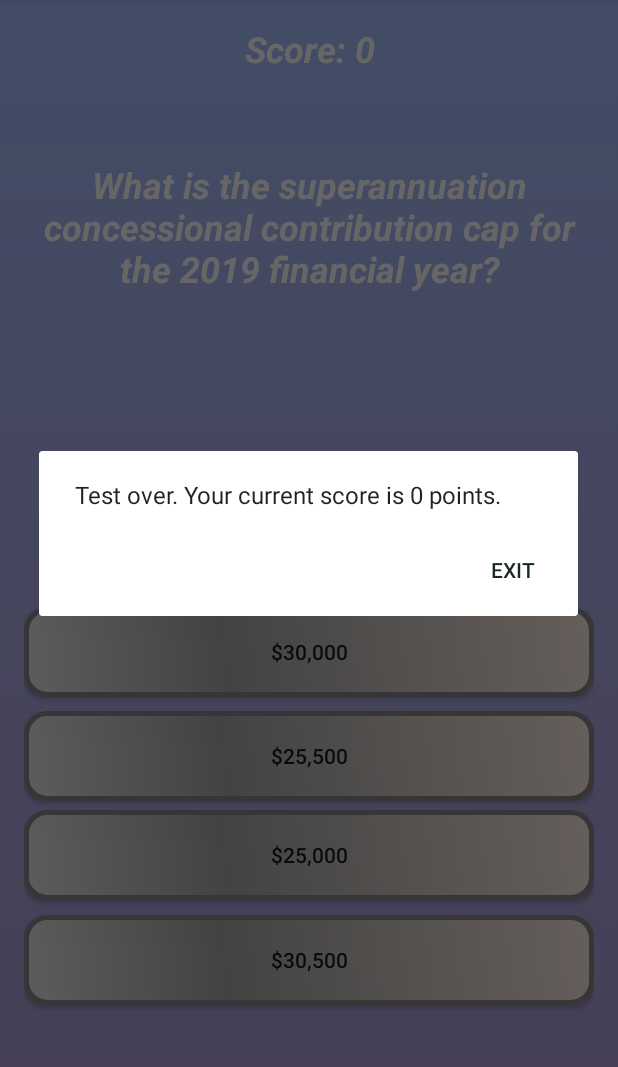
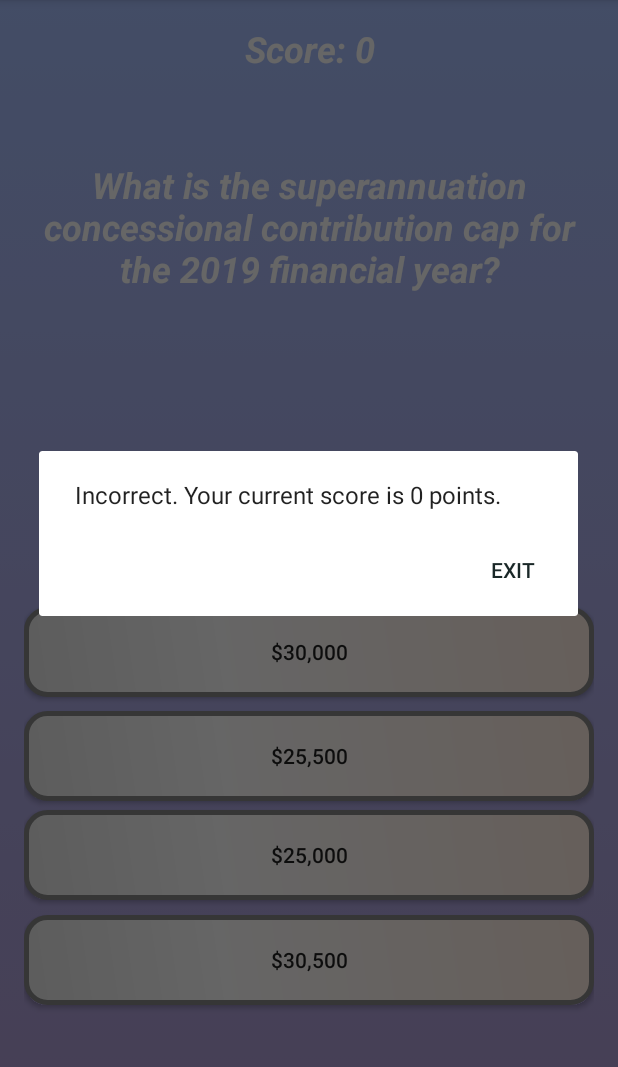
Before and after one commit to Synix12345/INFS3605FinancialLiteracy, an Android app: the QuizActivity screen opened directly, with no data from a screen before it, after a tap on "$30,500", on a phone screen of 412 x 824 dp, the part 84-1151 px from its top. Run offline under Robolectric (Android 15) with nearby library versions, the light colour scheme and no system bars.

Commit message:
Small changes as activities weren't working

```diff
--- a/app/src/main/AndroidManifest.xml
+++ b/app/src/main/AndroidManifest.xml
@@ -13,6 +13,7 @@
         <activity android:name=".Activities.SignUpActivity" />
         <activity android:name=".Activities.HomeActivity" />
         <activity android:name=".Activities.QuizActivity" />
+        <activity android:name=".Activities.ProfileActivity" />
         <activity android:name=".Activities.LessonActivity" ></activity>
         <activity android:name=".Activities.LoginActivity">
             <intent-filter>
--- a/app/src/main/java/com/example/infs3605financialliteracy/Activities/QuizActivity.java
+++ b/app/src/main/java/com/example/infs3605financialliteracy/Activities/QuizActivity.java
@@ -111,7 +111,7 @@ public class QuizActivity extends AppCompatActivity {
 
         private void testOver() {
             AlertDialog.Builder alertDialogBuilder = new AlertDialog.Builder(QuizActivity.this);
-            alertDialogBuilder.setMessage("Test over. Your current score is " + mScore + " points.").setCancelable(false)
+            alertDialogBuilder.setMessage("Incorrect. Your current score is " + mScore + " points.").setCancelable(false)
                     .setPositiveButton("NEW TEST", new DialogInterface.OnClickListener() {
                         @Override
                         public void onClick(DialogInterface dialog, int i) {
--- a/app/src/main/java/com/example/infs3605financialliteracy/Quiz/Questions.java
+++ b/app/src/main/java/com/example/infs3605financialliteracy/Quiz/Questions.java
@@ -3,16 +3,18 @@ package com.example.infs3605financialliteracy.Quiz;
 public class Questions {
 
     public String mQuestions[] = {
-            "Sample test question, answer is b",
-            "What is the superannuation concessional contribution cap for the 2019 financial year?"
+            "Which of the following statements is correct?",
+            "What is the superannuation concessional contribution cap for the 2019 financial year?",
+            "What is the easiest way to consolidate multiple super accounts to avoid paying multiple fees?"
     };
 
     private String mChoices[][] = {
-            {"A","B","C","D"},
-            {"$30,000","$25,500","$25,000","$30,500"}
+            {"The Superannuation Guarantee must be paid by employers to employees who are aged over 18 who earn more than $450 in a month","You can only access your super once you have met a condition of release","Concessional contributions that you make to super are generally taxed at 15%","All of the above"},
+            {"$30,000","$25,500","$25,000","$30,500"},
+            {"Creating a myGov account, linking it to the Australian Taxation Office, and consolidating your accounts","There is no easy way","You cannot consolidate multiple super accounts","None of the above"}
     };
 
-    private String mCorrectAnswers[] = {"B","$25,000"};
+    private String mCorrectAnswers[] = {"All of the above","$25,000","Creating a myGov account, linking it to the Australian Taxation Office, and consolidating your accounts"};
 
     public String getQuestion(int a) {
         String question = mQuestions[a];
--- a/app/src/main/res/drawable/quiz_button_design.xml
+++ b/app/src/main/res/drawable/quiz_button_design.xml
@@ -6,7 +6,7 @@
     <gradient
         android:angle="45"
         android:centerX="35%"
-        android:centerColor="#A8A8A8"
+        android:centerColor="#FFFFFF"
         android:startColor="#E8E8E8"
         android:endColor="#FFEEE3"
         android:type="linear"
--- a/app/src/main/res/layout/activity_user_data.xml
+++ b/app/src/main/res/layout/activity_user_data.xml
@@ -57,10 +57,10 @@
         android:layout_width="wrap_content"
         android:layout_height="wrap_content"
         android:layout_marginBottom="10dp"
+        android:ems="10"
+        android:hint="Prefered Username"
+        android:inputType="textPersonName"
         android:maxLength="10"
-        android:ems="10"
-        android:hint="Preffered Username"
-        android:inputType="textPersonName"
         app:layout_constraintBottom_toTopOf="@+id/udgender"
         app:layout_constraintEnd_toEndOf="parent"
         app:layout_constraintStart_toStartOf="parent" />
```
